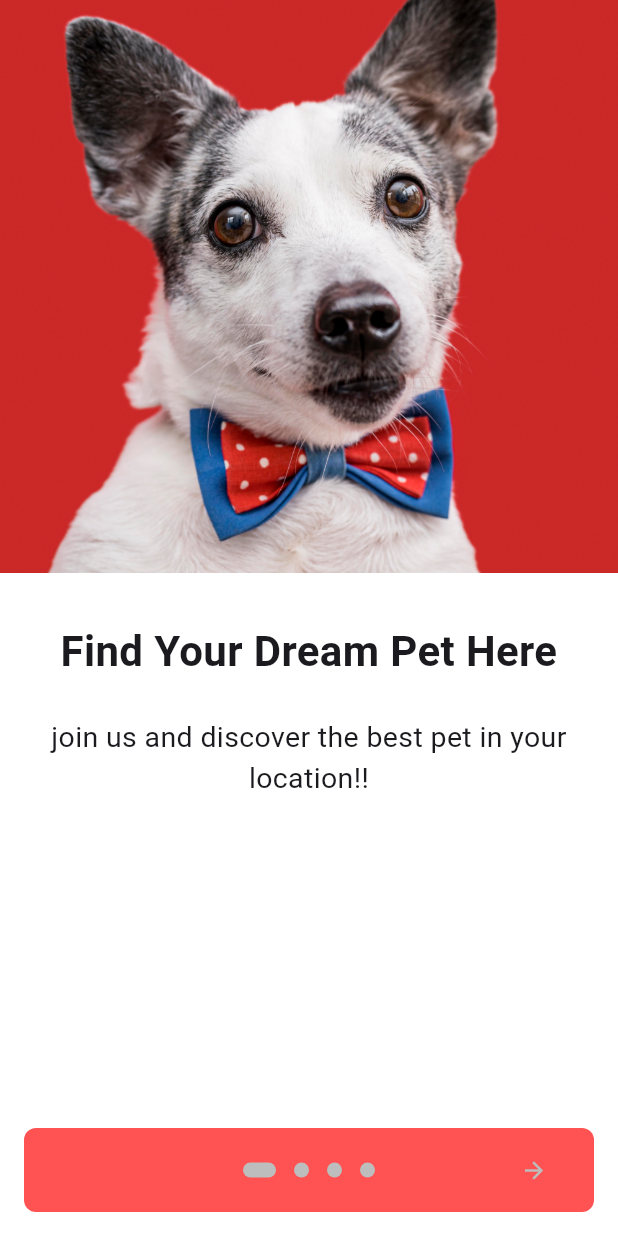
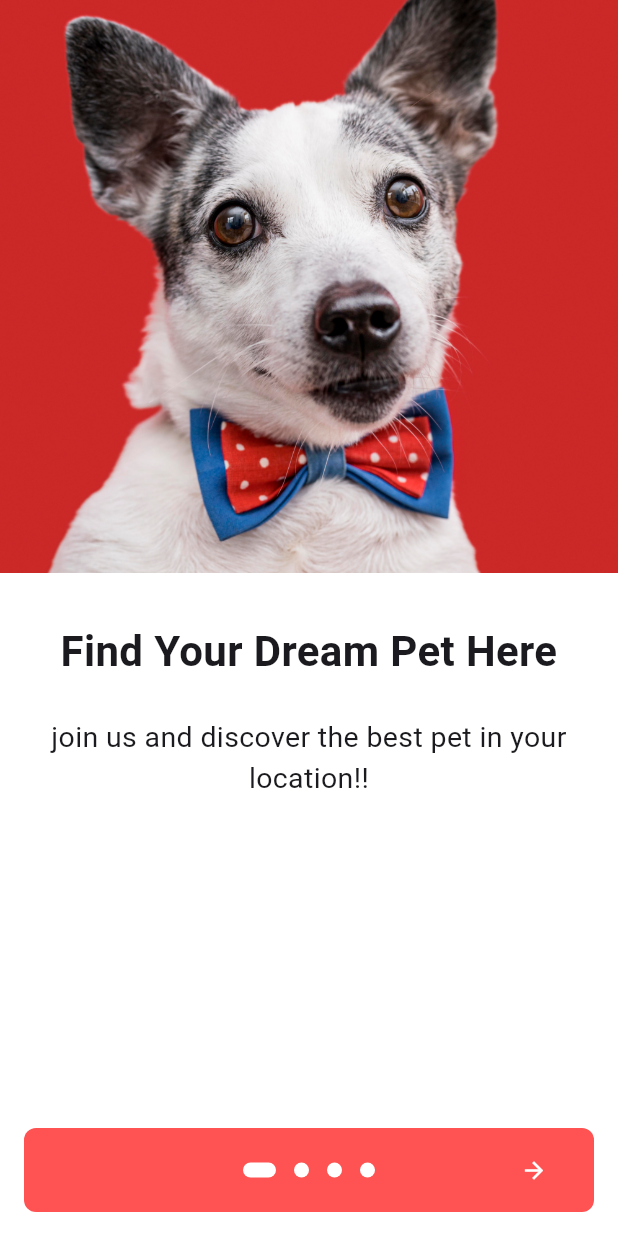
Before and after one commit to farhansadikgalib/PetAdoption, a Flutter app: the screen it shows after launch, on a phone screen of 412 x 824 dp. Run offline on Flutter 3.47's test engine with Material 3 defaults, Android fonts, the light colour scheme and no system bars; drawn by our look-alikes of introduction_screen; our stand-ins replace bloc_concurrency, equatable, firebase_auth, firebase_core, flutter_bloc, get_it and 8 more; accounts and stored records are empty; generated files the repository leaves out were written again.

Commit message:
Project is ready for showcase

```diff
--- a/lib/Utils/widgets/onboard_page.dart
+++ b/lib/Utils/widgets/onboard_page.dart
@@ -91,7 +91,7 @@
              .push(MaterialPageRoute(builder: (context) => const SignIn())),
         child: const Icon(
           Icons.arrow_forward,
-          color: Color(0xFFBDBDBD),
+          color: Colors.white,
         ),
       ),
       done: Text('Done',
@@ -105,8 +105,8 @@
           : const EdgeInsets.fromLTRB(8.0, 4.0, 8.0, 4.0),
       dotsDecorator: const DotsDecorator(
         size: Size(10.0, 10.0),
-        color: Color(0xFFBDBDBD),
-        activeColor:Color(0xFFBDBDBD),
+        color: Colors.white,
+        activeColor:Colors.white,
         activeSize: Size(22.0, 10.0),
         activeShape: RoundedRectangleBorder(
 
```
Also changed, not shown: 5 other files.
